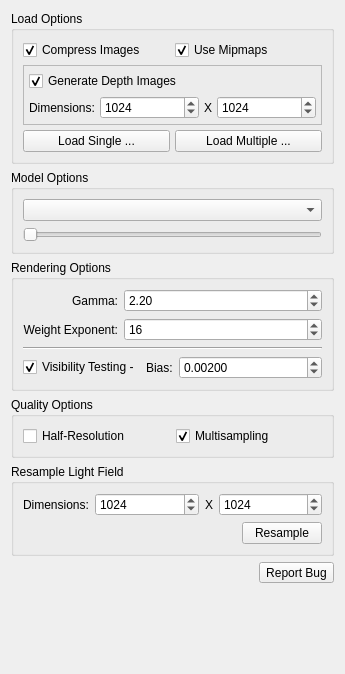
michaelt919/Kintsugi3DBuilder, file Java/ReflectanceAcquisition/qtForms/LightFieldConfig.ui: the form before one commit.
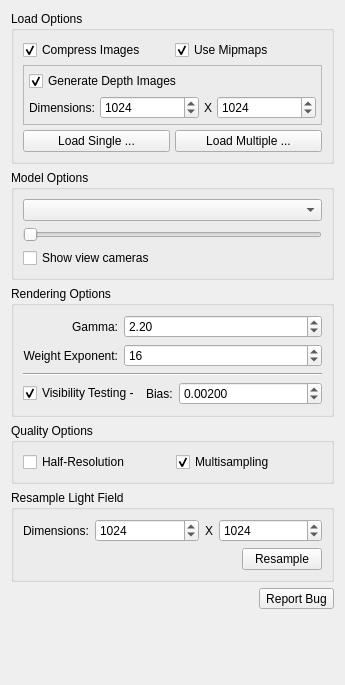
The form after the commit.

Commit message: Normalized Camera visualization to work when in HalfRes mode as well - Camera vis pulled out as a private helper function - Called properly in both modes now - Added camera vis to GUI as a checkbox and added accessor methods to control

What changed in the file:
```diff
--- a/Java/ReflectanceAcquisition/qtForms/LightFieldConfig.ui
+++ b/Java/ReflectanceAcquisition/qtForms/LightFieldConfig.ui
@@ -7,19 +7,19 @@
     <x>0</x>
     <y>0</y>
     <width>345</width>
-    <height>674</height>
+    <height>685</height>
    </rect>
   </property>
   <property name="minimumSize">
    <size>
     <width>345</width>
-    <height>638</height>
+    <height>685</height>
    </size>
   </property>
   <property name="maximumSize">
    <size>
     <width>345</width>
-    <height>674</height>
+    <height>685</height>
    </size>
   </property>
   <property name="windowTitle">
@@ -186,6 +186,13 @@
         </property>
        </widget>
       </item>
+      <item>
+       <widget class="QCheckBox" name="showCamerasCheckBox">
+        <property name="text">
+         <string>Show view cameras</string>
+        </property>
+       </widget>
+      </item>
      </layout>
     </widget>
    </item>
```
The commit also changes 5 other files.
